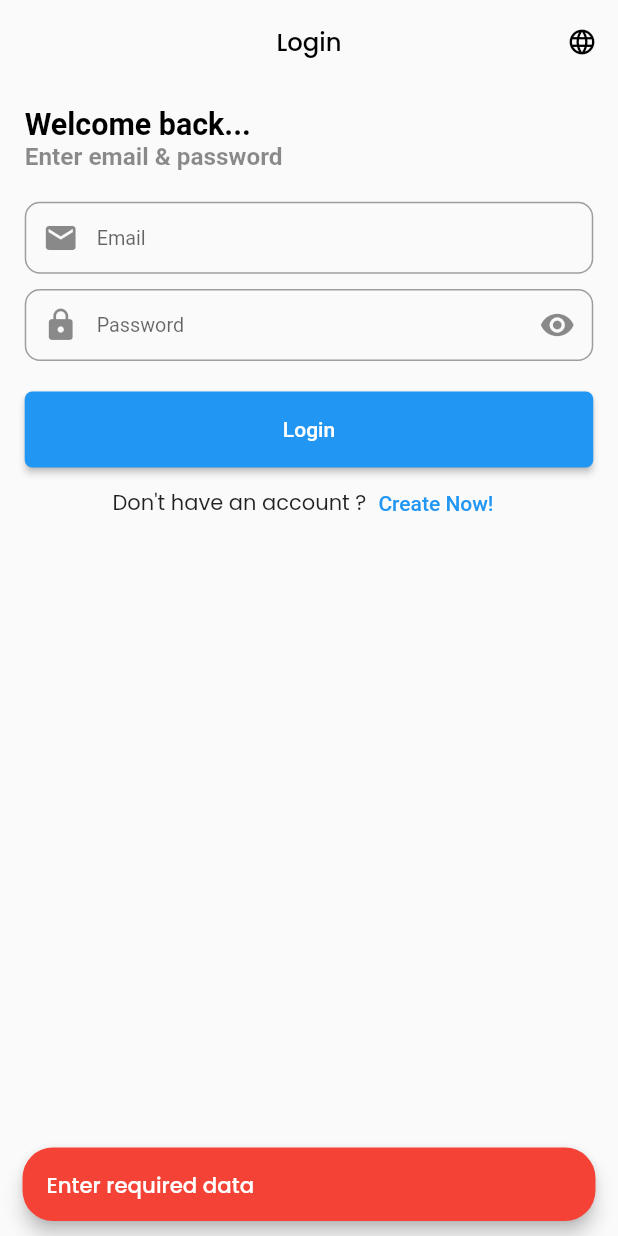
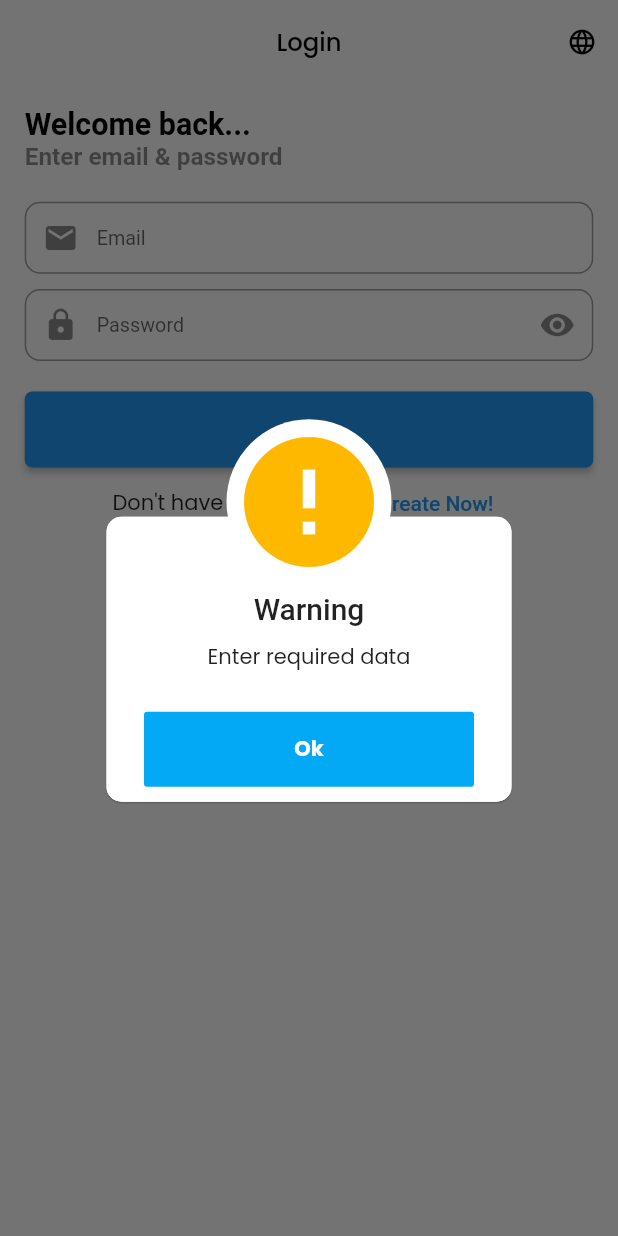
Before and after one commit to HassanHamdouna/app_note, a Flutter app: the screen it shows after launch, after a tap on "Login", on a phone screen of 412 x 824 dp. Run offline on Flutter 3.47's test engine with Material 2 defaults, Android fonts, the phone set to English and light mode, and no system bars; our stand-ins replace awesome_dialog, cloud_firestore, firebase_auth, firebase_core, flutter_screenutil, flutter_slidable and 3 more; accounts and stored records are empty; generated files the repository leaves out were written again; Roboto replaces fonts that are missing (Cairo).

Commit message:
add extension widget AND use loginScreen && registerScreen  awesome_dialog

```diff
--- a/lib/screens/auth/login_screen.dart
+++ b/lib/screens/auth/login_screen.dart
@@ -217,7 +217,8 @@ class _LoginScreenState extends State<LoginScreen> {
         _passwordTextController.text.isNotEmpty) {
       return true;
     }
-    context.showSnackBar(message: 'Enter required data', error: true);
+    context.showAwesomeDialog(message: 'Enter required data', error: true);
+    // context.showSnackBar(message: 'Enter required data', error: true);
     return false;
   }
 
@@ -233,7 +234,8 @@ class _LoginScreenState extends State<LoginScreen> {
     }
     if (!response.success) {
       Navigator.pop(context);
-      context.showSnackBar(message: response.message, error: !response.success);
+      // context.showSnackBar(message: response.message, error: !response.success);
+      context.showAwesomeDialog(message: response.message, error: !response.success);
     }
   }
 
--- a/lib/screens/auth/register_screen.dart
+++ b/lib/screens/auth/register_screen.dart
@@ -125,8 +125,9 @@ class _RegisterScreenState extends State<RegisterScreen> {
         _passwordTextController.text.isNotEmpty) {
       return true;
     }
-    context.showSnackBar(message: 'Enter required data', error: true);
-    // context.showLoading(message: 'Enter required data', error: true);
+    // context.showSnackBar(message: 'Enter required data', error: true);
+    context.showAwesomeDialog(message: 'Enter required data', error: true);
+
     return false;
   }
 
@@ -143,7 +144,9 @@ class _RegisterScreenState extends State<RegisterScreen> {
     }
     if (!response.success) {
       Navigator.pop(context);
-      context.showSnackBar(message: response.message, error: !response.success);
+      // context.showSnackBar(message: response.message, error: !response.success);
+      context.showAwesomeDialog(message: response.message, error: !response.success);
+
     }
   }
 
--- a/lib/utils/context_extenssion.dart
+++ b/lib/utils/context_extenssion.dart
@@ -1,5 +1,6 @@
 import 'package:app_note/screens/app/home_screen.dart';
 import 'package:app_note/screens/app/note_screen.dart';
+import 'package:awesome_dialog/awesome_dialog.dart';
 import 'package:flutter/material.dart';
 import 'package:flutter_screenutil/flutter_screenutil.dart';
 import 'package:flutter_spinkit/flutter_spinkit.dart';
@@ -83,6 +84,31 @@ extension ContextHelper on BuildContext {
     );
   }
 
+  void showAwesomeDialog({required String message, bool error = false}){
+        AwesomeDialog(
+          context: this,
+          dialogType: DialogType.warning,
+          borderSide: const BorderSide(
+            color: Colors.white,
+            width: 2,
+          ),
+          width: 350,
+          buttonsBorderRadius: const BorderRadius.all(
+            Radius.circular(2),
+          ),
+          dismissOnTouchOutside: true,
+          dismissOnBackKeyPress: false,
+          headerAnimationLoop: false,
+          animType: AnimType.bottomSlide,
+          title: 'Warning',
+          desc: message,
+          showCloseIcon: true,
+          /*btnCancelOnPress: () {},*/
+          btnOkOnPress: () {},
+          btnOkColor: Colors.lightBlue
+        ).show();
+
+  }
   void showSnackBar({required String message, bool error = false}) {
     ScaffoldMessenger.of(this).showSnackBar(SnackBar(
       content: Text(message,
--- a/pubspec.yaml
+++ b/pubspec.yaml
@@ -49,6 +49,7 @@ dependencies:
   cloud_firestore: ^4.8.1
   flutter_slidable: ^2.0.0
   flutter_spinkit: ^5.2.0
+  awesome_dialog: ^3.1.0
 
 
 dev_dependencies:
```
Also changed, not shown: pubspec.lock.
